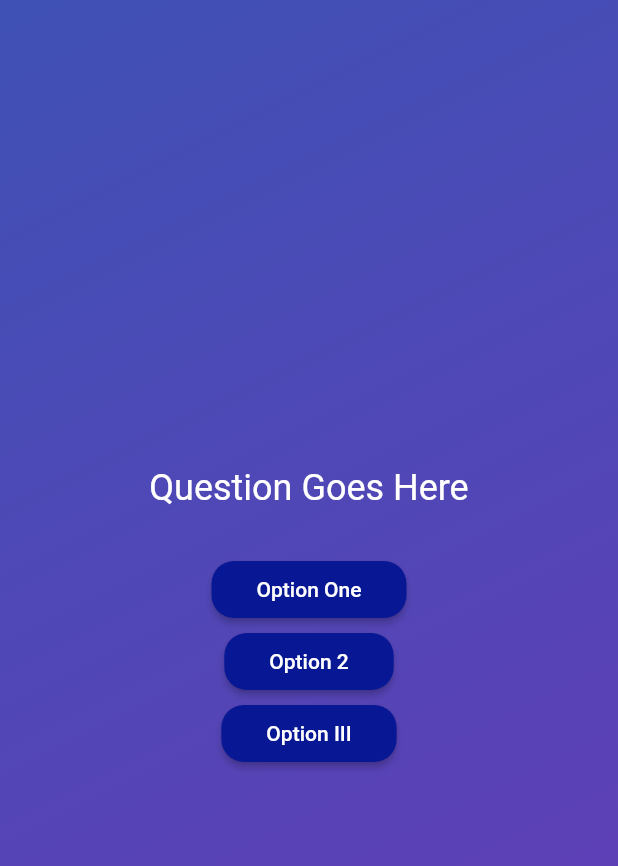
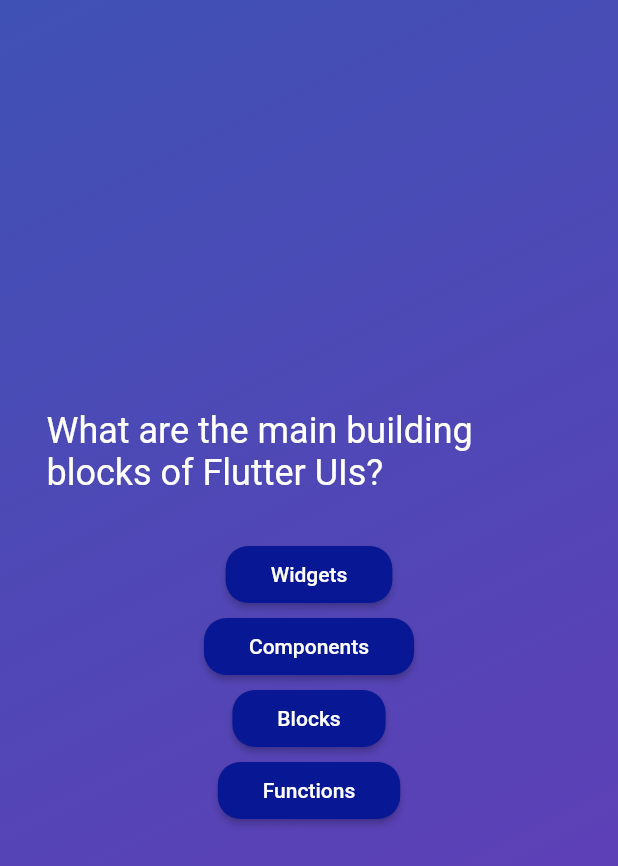
Before and after one commit to Abhi-Survase/simple-flutter-quiz-app, a Flutter app: the screen it shows after launch, after a tap on "Start Quiz", on a phone screen of 412 x 824 dp. Shown: the top 866 px of the screen. Run offline on Flutter 3.47's test engine with Material 2 defaults, Android fonts, the phone set to English and light mode, and no system bars.

Commit message:
Updated Question-Screen Buttons Template

```diff
--- a/lib/data/questions.dart
+++ b/lib/data/questions.dart
@@ -1,6 +1,6 @@
 import 'package:adv_basics/models/quiz_qs.dart';
 
-const qs = [
+const qnaData = [
   QuizQs(
     'What are the main building blocks of Flutter UIs?',
     [
--- a/lib/models/quiz_qs.dart
+++ b/lib/models/quiz_qs.dart
@@ -1,6 +1,6 @@
 class QuizQs {
-  const QuizQs(this.txt, this.ans);
+  const QuizQs(this.qs, this.ans);
 
-  final String txt;
+  final String qs;
   final List<String> ans;
 }
--- a/lib/ques_screen.dart
+++ b/lib/ques_screen.dart
@@ -1,5 +1,6 @@
 import 'package:flutter/material.dart';
 import 'package:adv_basics/ans_buttom.dart';
+import 'package:adv_basics/data/questions.dart';
 
 class QuesScreen extends StatefulWidget {
   const QuesScreen({super.key});
@@ -13,17 +14,23 @@ class QuesScreen extends StatefulWidget {
 class _QuesScreenState extends State<QuesScreen> {
   @override
   Widget build(context) {
+    final currentQs = qnaData[0];
+
     return SizedBox(
       width: double.infinity,
       child: Column(
         mainAxisAlignment: MainAxisAlignment.center,
         children: [
-          const Text('Question Goes Here',
-              style: TextStyle(color: Colors.white, fontSize: 24)),
+          SizedBox(
+            width: 350,
+            child: Text(currentQs.qs,
+                style: const TextStyle(color: Colors.white, fontSize: 24)),
+          ),
           const SizedBox(height: 30),
-          AnsButton('Option One', () {}),
-          AnsButton('Option 2', () {}),
-          AnsButton('Option III', () {}),
+          AnsButton(currentQs.ans[0], () {}),
+          AnsButton(currentQs.ans[1], () {}),
+          AnsButton(currentQs.ans[2], () {}),
+          AnsButton(currentQs.ans[3], () {}),
         ],
       ),
     );
```
